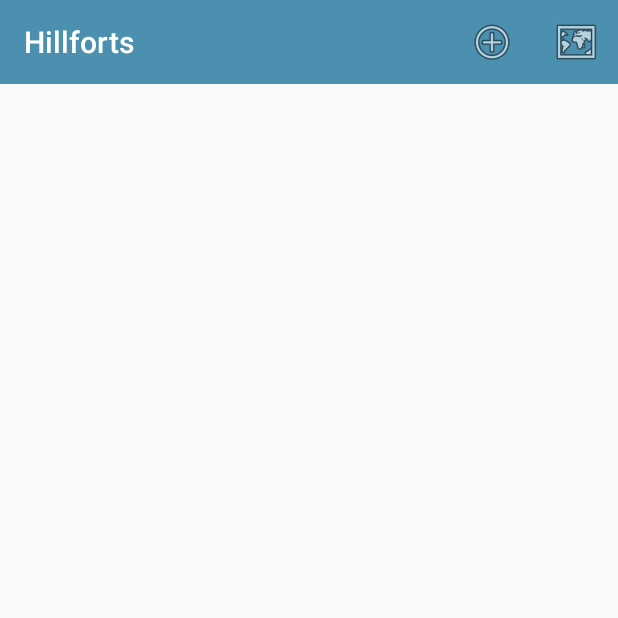
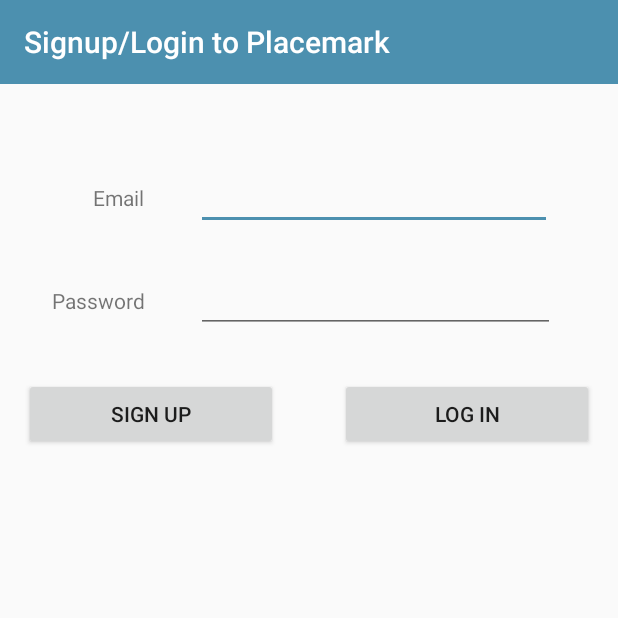
Before and after one commit to dlombard94/Hillfort, an Android app: the screen it shows after launch (HillfortListView before the commit, LoginView after it), on a phone screen of 412 x 824 dp, the top half of it. Run offline under Robolectric (Android 15) with nearby library versions, the phone set to English and light mode, and no system bars; our stand-ins replace Room's generated code; 1 statement that could not run was skipped.

Commit message:
ADDED LOGIN / LOGOUT

```diff
--- a/app/src/main/AndroidManifest.xml
+++ b/app/src/main/AndroidManifest.xml
@@ -16,14 +16,20 @@
         android:roundIcon="@mipmap/ic_launcher_round"
         android:supportsRtl="true"
         android:theme="@style/AppTheme">
-        <activity android:name=".views.hillfortlist.HillfortListView"
-            android:label="@string/title_activity_hillfort_list"
+
+        <activity android:name=".views.login.LoginView"
+            android:label="@string/title_activity_login"
             android:launchMode="singleTop">
             <intent-filter>
                 <action android:name="android.intent.action.VIEW" />
                 <action android:name="android.intent.action.MAIN" />
                 <category android:name="android.intent.category.LAUNCHER" />
             </intent-filter>
+        </activity>
+
+        <activity android:name=".views.hillfortlist.HillfortListView"
+            android:label="@string/title_activity_hillfort_list"
+            android:launchMode="singleTop">
         </activity>
 
         <activity android:name=".views.hillfort.HillfortView"
--- a/app/src/main/java/org/wit/hillfort/views/BaseView.kt
+++ b/app/src/main/java/org/wit/hillfort/views/BaseView.kt
@@ -13,12 +13,13 @@ import org.wit.hillfort.views.editlocation.EditLocationView
 import org.wit.hillfort.views.map.HillfortMapView
 import org.wit.hillfort.views.hillfort.HillfortView
 import org.wit.hillfort.views.hillfortlist.HillfortListView
+import org.wit.hillfort.views.login.LoginView
 
 val IMAGE_REQUEST = 1
 val LOCATION_REQUEST = 2
 
 enum class VIEW {
-    LOCATION, HILLFORT, MAPS, LIST
+    LOCATION, HILLFORT, MAPS, LIST,LOGIN
 }
 
 open abstract class BaseView() : AppCompatActivity(), AnkoLogger {
@@ -32,6 +33,7 @@ open abstract class BaseView() : AppCompatActivity(), AnkoLogger {
             VIEW.HILLFORT -> intent = Intent(this, HillfortView::class.java)
             VIEW.MAPS -> intent = Intent(this, HillfortMapView::class.java)
             VIEW.LIST -> intent = Intent(this, HillfortListView::class.java)
+            VIEW.LOGIN -> intent = Intent(this, LoginView::class.java)
         }
         if (key != "") {
             intent.putExtra(key, value)
--- a/app/src/main/java/org/wit/hillfort/views/editlocation/EditLocationPresenter.kt
+++ b/app/src/main/java/org/wit/hillfort/views/editlocation/EditLocationPresenter.kt
@@ -28,7 +28,6 @@ class EditLocationPresenter(view: BaseView) : BasePresenter(view) {
             .position(loc)
         map.addMarker(options)
         map.moveCamera(CameraUpdateFactory.newLatLngZoom(loc, location.zoom))
-        view?.showLocation(loc.latitude, loc.longitude);
     }
 
     fun doUpdateLocation(lat: Double, lng: Double) {
--- a/app/src/main/java/org/wit/hillfort/views/editlocation/EditLocationView.kt
+++ b/app/src/main/java/org/wit/hillfort/views/editlocation/EditLocationView.kt
@@ -86,8 +86,5 @@ class EditLocationView : BaseView(), GoogleMap.OnMarkerDragListener, GoogleMap.O
         mapView.onSaveInstanceState(outState)
     }
 
-    override fun showLocation(latitude : Double, longitude : Double) {
-        lat.setText("%.6f".format(latitude))
-        lng.setText("%.6f".format(longitude))
-    }
+
 }
--- a/app/src/main/java/org/wit/hillfort/views/hillfortlist/HillfortListPresenter.kt
+++ b/app/src/main/java/org/wit/hillfort/views/hillfortlist/HillfortListPresenter.kt
@@ -31,4 +31,9 @@ class HillfortListPresenter(view: BaseView) : BasePresenter(view) {
             }
         }
     }
+
+    fun doLogout() {
+        view?.navigateTo(VIEW.LOGIN)
+    }
+
 }
--- a/app/src/main/java/org/wit/hillfort/views/hillfortlist/HillfortListView.kt
+++ b/app/src/main/java/org/wit/hillfort/views/hillfortlist/HillfortListView.kt
@@ -40,6 +40,7 @@ class HillfortListView :  BaseView(), HillfortListener {
         when (item?.itemId) {
             R.id.item_add -> presenter.doAddHillfort()
             R.id.item_map -> presenter.doShowHillfortsMap()
+            R.id.item_logout ->presenter.doLogout()
         }
         return super.onOptionsItemSelected(item)
     }
--- /dev/null
+++ b/app/src/main/java/org/wit/hillfort/views/login/LoginPresenter.kt
@@ -0,0 +1,16 @@
+package org.wit.hillfort.views.login
+
+import org.wit.hillfort.views.BasePresenter
+import org.wit.hillfort.views.BaseView
+import org.wit.hillfort.views.VIEW
+
+class LoginPresenter(view: BaseView) : BasePresenter(view) {
+
+    fun doLogin(email: String, password: String) {
+        view?.navigateTo(VIEW.LIST)
+    }
+
+    fun doSignUp(email: String, password: String) {
+        view?.navigateTo(VIEW.LIST)
+    }
+}
--- /dev/null
+++ b/app/src/main/java/org/wit/hillfort/views/login/LoginView.kt
@@ -0,0 +1,42 @@
+package org.wit.hillfort.views.login
+
+import android.os.Bundle
+import kotlinx.android.synthetic.main.activity_login.*
+import org.jetbrains.anko.toast
+import org.wit.hillfort.R
+import org.wit.hillfort.views.BaseView
+
+class LoginView : BaseView() {
+
+    lateinit var presenter: LoginPresenter
+
+    override fun onCreate(savedInstanceState: Bundle?) {
+        super.onCreate(savedInstanceState)
+        setContentView(R.layout.activity_login)
+        init(toolbar, false)
+
+        presenter = initPresenter(LoginPresenter(this)) as LoginPresenter
+
+        signUp.setOnClickListener {
+            val email = email.text.toString()
+            val password = password.text.toString()
+            if (email == "" || password == "") {
+                toast("Please provide email + password")
+            }
+            else {
+                presenter.doSignUp(email,password)
+            }
+        }
+
+        logIn.setOnClickListener {
+            val email = email.text.toString()
+            val password = password.text.toString()
+            if (email == "" || password == "") {
+                toast("Please provide email + password")
+            }
+            else {
+                presenter.doLogin(email,password)
+            }
+        }
+    }
+}
--- /dev/null
+++ b/app/src/main/res/layout/activity_login.xml
@@ -0,0 +1,117 @@
+<?xml version="1.0" encoding="utf-8"?>
+<androidx.constraintlayout.widget.ConstraintLayout
+    xmlns:android="http://schemas.android.com/apk/res/android"
+    xmlns:app="http://schemas.android.com/apk/res-auto"
+    xmlns:tools="http://schemas.android.com/tools"
+    android:layout_width="match_parent"
+    android:layout_height="match_parent"
+    tools:context="org.wit.hillfort.views.login.LoginView">
+
+    <com.google.android.material.appbar.AppBarLayout
+        android:id="@+id/appBarLayout"
+        android:layout_width="match_parent"
+        android:layout_height="wrap_content"
+        app:layout_constraintTop_toTopOf="parent"
+        android:background="@color/colorAccent"
+        android:fitsSystemWindows="true"
+        app:elevation="0dip"
+        app:theme="@style/ThemeOverlay.AppCompat.Dark.ActionBar">
+
+        <androidx.appcompat.widget.Toolbar
+            android:id="@+id/toolbar"
+            android:layout_width="match_parent"
+            android:layout_height="wrap_content"
+            app:titleTextColor="@color/colorPrimary" />
+
+    </com.google.android.material.appbar.AppBarLayout>
+
+    <androidx.constraintlayout.widget.ConstraintLayout
+        android:layout_width="match_parent"
+        android:layout_height="match_parent"
+        android:layout_marginStart="8dp"
+        android:layout_marginEnd="8dp"
+        android:layout_marginBottom="16dp"
+        app:layout_constraintBottom_toBottomOf="parent"
+        app:layout_constraintEnd_toEndOf="parent"
+        app:layout_constraintHorizontal_bias="0.0"
+        app:layout_constraintStart_toStartOf="parent"
+        app:layout_constraintTop_toTopOf="parent"
+        app:layout_constraintVertical_bias="0.0">
+
+
+        <EditText
+            android:id="@+id/email"
+            android:layout_width="237dp"
+            android:layout_height="wrap_content"
+            android:layout_marginStart="8dp"
+            android:layout_marginTop="108dp"
+            android:layout_marginEnd="36dp"
+            android:ems="10"
+            android:inputType="textEmailAddress"
+            app:layout_constraintEnd_toEndOf="parent"
+            app:layout_constraintHorizontal_bias="1.0"
+            app:layout_constraintStart_toEndOf="@+id/textView"
+            app:layout_constraintTop_toTopOf="parent" />
+
+        <TextView
+            android:id="@+id/textView"
+            android:layout_width="72dp"
+            android:layout_height="23dp"
+            android:layout_marginStart="16dp"
+            android:text="Email"
+            android:textAlignment="textEnd"
+            app:layout_constraintBaseline_toBaselineOf="@+id/email"
+            app:layout_constraintStart_toStartOf="parent" />
+
+        <EditText
+            android:id="@+id/password"
+            android:layout_width="239dp"
+            android:layout_height="wrap_content"
+            android:layout_marginTop="8dp"
+            android:ems="10"
+            android:inputType="textPassword"
+            app:layout_constraintBottom_toBottomOf="parent"
+            app:layout_constraintEnd_toEndOf="@+id/email"
+            app:layout_constraintHorizontal_bias="0.0"
+            app:layout_constraintStart_toStartOf="@+id/email"
+            app:layout_constraintTop_toBottomOf="@+id/email"
+            app:layout_constraintVertical_bias="0.026" />
+
+        <TextView
+            android:id="@+id/textView2"
+            android:layout_width="70dp"
+            android:layout_height="29dp"
+            android:text="Password"
+            android:textAlignment="textEnd"
+            app:layout_constraintBaseline_toBaselineOf="@+id/password"
+            app:layout_constraintEnd_toEndOf="@+id/textView"
+            app:layout_constraintHorizontal_bias="1.0"
+            app:layout_constraintStart_toStartOf="@+id/textView" />
+
+        <Button
+            android:id="@+id/signUp"
+            android:layout_width="169dp"
+            android:layout_height="wrap_content"
+            android:layout_marginStart="8dp"
+            android:layout_marginTop="32dp"
+            android:text="Sign Up"
+            app:layout_constraintStart_toStartOf="parent"
+            app:layout_constraintTop_toBottomOf="@+id/textView2" />
+
+        <Button
+            android:id="@+id/logIn"
+            android:layout_width="169dp"
+            android:layout_height="wrap_content"
+            android:layout_marginStart="8dp"
+            android:layout_marginTop="8dp"
+            android:layout_marginEnd="8dp"
+            android:text="Log In"
+            app:layout_constraintBottom_toBottomOf="@+id/signUp"
+            app:layout_constraintEnd_toEndOf="parent"
+            app:layout_constraintHorizontal_bias="1.0"
+            app:layout_constraintStart_toEndOf="@+id/signUp"
+            app:layout_constraintTop_toBottomOf="@+id/password"
+            app:layout_constraintVertical_bias="1.0" />
+    </androidx.constraintlayout.widget.ConstraintLayout>
+
+</androidx.constraintlayout.widget.ConstraintLayout>
--- a/app/src/main/res/menu/menu_main.xml
+++ b/app/src/main/res/menu/menu_main.xml
@@ -6,13 +6,18 @@
         android:id="@+id/item_add"
         android:icon="@android:drawable/ic_menu_add"
         android:title="@string/menu_addHillfort"
-        app:showAsAction="always" />
-
+        app:showAsAction="never"/>
 
     <item
         android:id="@+id/item_map"
         android:icon="@android:drawable/ic_menu_mapmode"
-        android:title="@string/menu_addHillfort"
-        app:showAsAction="always"/>
+        android:title="@string/menu_showMap"
+        app:showAsAction="never"/>
+
+    <item
+        android:id="@+id/item_logout"
+        android:title="@string/menu_logout"
+        android:visible="true"
+        app:showAsAction="never" />
 
 </menu>
--- a/app/src/main/res/values/strings.xml
+++ b/app/src/main/res/values/strings.xml
@@ -21,4 +21,7 @@
     <string name="title_activity_hillfort_list">Hillforts</string>
     <string name="title_activity_hillfort">Hillfort</string>
     <string name="title_activity_edit_location">Hillfort</string>
+    <string name="title_activity_login"> Signup/Login to Placemark</string>
+    <string name="menu_showMap">Show Map</string>
+    <string name="menu_logout">Logout</string>
 </resources>
```
